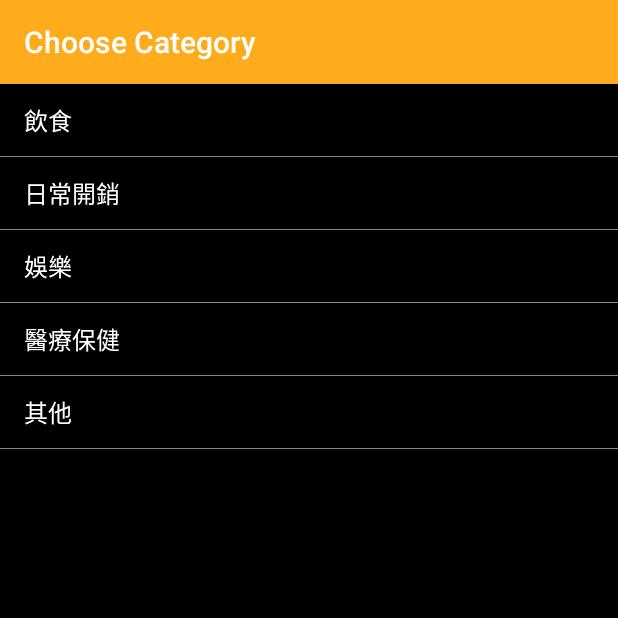
After one commit to chin5270/CBMoney, an Android app: the ChooseCategory screen opened directly, with no data from a screen before it, on a phone screen of 412 x 824 dp, the top half of it. The commit adds this screen. Run offline under Robolectric (Android 15) with nearby library versions, the phone set to English and light mode, and no system bars; our stand-ins replace data binding.

Commit message:
Add ChooseCategory

```diff
--- /dev/null
+++ b/app/src/main/java/com/example/cbmoney/expense/ChooseCategory.java
@@ -0,0 +1,98 @@
+package com.example.cbmoney.expense;
+
+import androidx.annotation.NonNull;
+import androidx.annotation.Nullable;
+import androidx.appcompat.app.AppCompatActivity;
+
+import android.content.Intent;
+import android.graphics.Color;
+import android.graphics.drawable.ColorDrawable;
+import android.os.Bundle;
+import android.view.View;
+import android.view.ViewGroup;
+import android.widget.AdapterView;
+import android.widget.ArrayAdapter;
+import android.widget.TextView;
+
+import com.example.cbmoney.R;
+import com.example.cbmoney.databinding.ActivityChooseCategoryBinding;
+
+public class ChooseCategory extends AppCompatActivity {
+
+        ActivityChooseCategoryBinding binding;
+        private ArrayAdapter adapter; // 統一項目使用的資料
+
+        private String[] data ={"飲食","日常開銷","娛樂","醫療保健","其他"} ;
+        private String category;
+
+
+        @Override
+        protected void onCreate(Bundle savedInstanceState) {
+            super.onCreate(savedInstanceState);
+            binding = ActivityChooseCategoryBinding.inflate(getLayoutInflater());
+            setContentView(binding.getRoot());
+
+            setTitle("Choose Category");
+
+            setAdapter();
+            setListners();
+
+
+        }
+
+        // 按下item 背景顏色改變，並且將account儲存新的名稱
+        AdapterView.OnItemClickListener listener = new AdapterView.OnItemClickListener() {
+            @Override
+            public void onItemClick(AdapterView<?> parent, View view, int position, long id) {
+                // 將點擊的項目背景色設置為你想要的顏色
+                view.setBackgroundColor(Color.GRAY);
+
+                // 將其他項目背景色設置為透明
+                for (int i = 0; i < parent.getChildCount(); i++) {
+                    View childView = parent.getChildAt(i);
+                    if (i != position) {
+                        childView.setBackgroundColor(Color.TRANSPARENT);
+                    }
+                }
+
+                category = ((TextView)view).getText().toString();
+
+                Intent intent = new Intent();
+                Bundle bundle = new Bundle();
+                bundle.putString("Extra_category",category);
+                intent.putExtras(bundle);
+
+                setResult(RESULT_OK,intent);
+                finish();
+
+
+            }
+        };
+
+        private void setListners(){
+            binding.listCategory.setOnItemClickListener(listener);
+        }
+
+        // 設定背景
+        // 顏色、字體，以及分隔線的顏色
+        private void setAdapter(){
+            //   adapter = new ArrayAdapter(ChooseAccount.this, android.R.layout.simple_list_item_1,data);
+            // 在這裡設置初始的字體顏色為白色
+            adapter = new ArrayAdapter<String>(com.example.cbmoney.expense.ChooseCategory.this, android.R.layout.simple_list_item_1, data) {
+                @NonNull
+                @Override
+                public View getView(int position, @Nullable View convertView, @NonNull ViewGroup parent) {
+                    View view = super.getView(position, convertView, parent);
+                    // 在這裡設置初始的字體顏色為白色
+                    TextView textView = view.findViewById(android.R.id.text1);
+                    textView.setTextColor(Color.WHITE);
+
+                    return view;
+                }
+            };
+            binding.listCategory.setDivider(new ColorDrawable(Color.GRAY));
+            binding.listCategory.setDividerHeight(1); // 設置分隔線的高度
+            binding.listCategory.setAdapter(adapter);
+        }
+
+}
--- /dev/null
+++ b/app/src/main/res/layout/activity_choose_category.xml
@@ -0,0 +1,20 @@
+<?xml version="1.0" encoding="utf-8"?>
+<layout xmlns:android="http://schemas.android.com/apk/res/android"
+    xmlns:app="http://schemas.android.com/apk/res-auto"
+    xmlns:tools="http://schemas.android.com/tools">
+
+    <data>
+
+    </data>
+
+    <androidx.constraintlayout.widget.ConstraintLayout
+        android:layout_width="match_parent"
+        android:layout_height="match_parent"
+        android:background="@color/black">
+
+        <ListView
+            android:id="@+id/listCategory"
+            android:layout_width="match_parent"
+            android:layout_height="match_parent" />
+    </androidx.constraintlayout.widget.ConstraintLayout>
+</layout>
--- a/app/src/main/res/layout/expense_item.xml
+++ b/app/src/main/res/layout/expense_item.xml
@@ -42,7 +42,7 @@
                 android:id="@+id/text_view_description"
                 android:layout_width="wrap_content"
                 android:layout_height="wrap_content"
-                android:text="Description"
+                android:text=""
                 android:textColor="@color/gray"
                 android:layout_below="@+id/text_view_category" />
 
```
Also changed, not shown: app/src/main/AndroidManifest.xml (+6 -1 lines), app/src/main/java/com/example/cbmoney/account/ChooseAccount.java (+10 -44 lines), app/src/main/java/com/example/cbmoney/expense/AddExpense.java (+21 -3 lines), app/src/main/java/com/example/cbmoney/piechart/PieChartFragment.java (+14 -8 lines).
